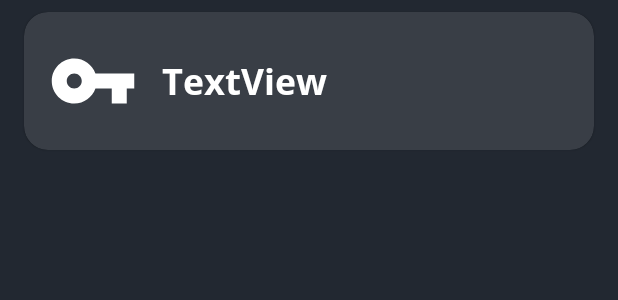
After one commit to DarthBenro008/Syncure, an Android app: the layout password_item.xml on its own in the app's theme, with its tools: preview values and no code run, on a phone screen of 412 x 824 dp. The commit adds this screen. Shown: the top 300 px of the screen. Run offline under Robolectric (Android 15) with nearby library versions, the phone set to English and light mode, and no system bars.

Commit message:
add: home and password item

```diff
--- a/app/src/main/AndroidManifest.xml
+++ b/app/src/main/AndroidManifest.xml
@@ -13,6 +13,7 @@
         android:roundIcon="@mipmap/ic_launcher_round"
         android:supportsRtl="true"
         android:theme="@style/AppTheme">
+        <activity android:name=".ui.home.password.PasswordActivity"></activity>
         <activity android:name=".Splash">
             <intent-filter>
                 <action android:name="android.intent.action.MAIN" />
@@ -21,7 +22,7 @@
             </intent-filter>
         </activity>
         <activity android:name=".ui.auth.Auth" />
-        <activity android:name=".MainActivity" />
+        <activity android:name=".ui.home.Home" />
     </application>
 
 </manifest>
--- a/app/src/main/java/com/benrostudios/syncure/Splash.kt
+++ b/app/src/main/java/com/benrostudios/syncure/Splash.kt
@@ -7,6 +7,7 @@ import android.os.Handler
 import android.view.Window
 import android.view.WindowManager
 import com.benrostudios.syncure.ui.auth.Auth
+import com.benrostudios.syncure.ui.home.Home
 import com.benrostudios.syncure.utils.SharedPrefManager
 import org.koin.android.ext.android.inject
 
@@ -35,7 +36,7 @@ class Splash : AppCompatActivity() {
             startActivity(Intent(this, Auth::class.java))
             this.finish()
         } else {
-            startActivity(Intent(this, MainActivity::class.java))
+            startActivity(Intent(this, Home::class.java))
             this.finish()
         }
     }
--- a/app/src/main/java/com/benrostudios/syncure/ui/auth/signin/Signinotp.kt
+++ b/app/src/main/java/com/benrostudios/syncure/ui/auth/signin/Signinotp.kt
@@ -2,14 +2,13 @@ package com.benrostudios.syncure.ui.auth.signin
 
 import android.content.Intent
 import android.os.Bundle
-import android.util.Log
 import android.view.LayoutInflater
 import android.view.View
 import android.view.ViewGroup
 import androidx.lifecycle.Observer
 import androidx.navigation.NavController
 import androidx.navigation.Navigation
-import com.benrostudios.syncure.MainActivity
+import com.benrostudios.syncure.ui.home.Home
 import com.benrostudios.syncure.R
 import com.benrostudios.syncure.ui.auth.AuthViewModel
 import com.benrostudios.syncure.ui.base.ScopedFragment
@@ -76,7 +75,7 @@ class Signinotp : ScopedFragment() {
         viewModel.loginTwoFactor(totp, username).observe(viewLifecycleOwner, Observer {
             if (it.status == SUCCESS) {
                 sharedPrefManager.jwtStored = it.data.token.toString()
-                startActivity(Intent(requireActivity(), MainActivity::class.java))
+                startActivity(Intent(requireActivity(), Home::class.java))
             } else {
                 stopLoading()
                 signin_otp_verify.errorSnackBar(it.message)
--- a/app/src/main/java/com/benrostudios/syncure/ui/auth/signup/RegisterOtp.kt
+++ b/app/src/main/java/com/benrostudios/syncure/ui/auth/signup/RegisterOtp.kt
@@ -6,7 +6,7 @@ import android.view.LayoutInflater
 import android.view.View
 import android.view.ViewGroup
 import androidx.lifecycle.Observer
-import com.benrostudios.syncure.MainActivity
+import com.benrostudios.syncure.ui.home.Home
 import com.benrostudios.syncure.R
 import com.benrostudios.syncure.ui.auth.AuthViewModel
 import com.benrostudios.syncure.ui.base.ScopedFragment
@@ -71,7 +71,7 @@ class RegisterOtp : ScopedFragment() {
                 if (it != null) {
                     if (it.status == SUCCESS) {
                         sharedPrefManager.jwtStored = it.data.token.toString()
-                        startActivity(Intent(requireActivity(), MainActivity::class.java))
+                        startActivity(Intent(requireActivity(), Home::class.java))
                         requireActivity().finish()
                     } else {
                         stopLoading()
--- /dev/null
+++ b/app/src/main/res/drawable/ic_baseline_vpn_key_24.xml
@@ -0,0 +1,10 @@
+<vector xmlns:android="http://schemas.android.com/apk/res/android"
+    android:width="24dp"
+    android:height="24dp"
+    android:viewportWidth="24"
+    android:viewportHeight="24"
+    android:tint="?attr/colorControlNormal">
+  <path
+      android:fillColor="@android:color/white"
+      android:pathData="M12.65,10C11.83,7.67 9.61,6 7,6c-3.31,0 -6,2.69 -6,6s2.69,6 6,6c2.61,0 4.83,-1.67 5.65,-4H17v4h4v-4h2v-4H12.65zM7,14c-1.1,0 -2,-0.9 -2,-2s0.9,-2 2,-2 2,0.9 2,2 -0.9,2 -2,2z"/>
+</vector>
--- /dev/null
+++ b/app/src/main/res/layout/password_item.xml
@@ -0,0 +1,51 @@
+<?xml version="1.0" encoding="utf-8"?>
+<androidx.constraintlayout.widget.ConstraintLayout xmlns:android="http://schemas.android.com/apk/res/android"
+    xmlns:app="http://schemas.android.com/apk/res-auto"
+    xmlns:tools="http://schemas.android.com/tools"
+    android:layout_width="match_parent"
+    android:layout_height="wrap_content">
+
+    <androidx.cardview.widget.CardView
+        android:layout_width="0dp"
+        android:layout_height="wrap_content"
+        android:layout_marginStart="16dp"
+        android:layout_marginTop="8dp"
+        android:layout_marginEnd="16dp"
+        android:layout_marginBottom="8dp"
+        app:cardCornerRadius="16dp"
+        app:layout_constraintBottom_toBottomOf="parent"
+        app:layout_constraintEnd_toEndOf="parent"
+        app:layout_constraintStart_toStartOf="parent"
+        app:layout_constraintTop_toTopOf="parent">
+
+        <androidx.constraintlayout.widget.ConstraintLayout
+            android:layout_width="match_parent"
+            android:layout_height="match_parent">
+
+            <ImageView
+                android:id="@+id/imageView"
+                android:layout_width="60dp"
+                android:layout_height="60dp"
+                android:layout_marginStart="16dp"
+                android:layout_marginTop="16dp"
+                android:layout_marginBottom="16dp"
+                app:layout_constraintBottom_toBottomOf="parent"
+                app:layout_constraintStart_toStartOf="parent"
+                app:layout_constraintTop_toTopOf="parent"
+                app:srcCompat="@drawable/ic_baseline_vpn_key_24"
+                app:tint="@color/white" />
+
+            <TextView
+                android:id="@+id/password_item_title"
+                android:layout_width="wrap_content"
+                android:layout_height="wrap_content"
+                android:layout_marginStart="16dp"
+                android:fontFamily="@font/open_sans_bold"
+                android:text="TextView"
+                android:textSize="24sp"
+                app:layout_constraintBottom_toBottomOf="@+id/imageView"
+                app:layout_constraintStart_toEndOf="@+id/imageView"
+                app:layout_constraintTop_toTopOf="@+id/imageView" />
+        </androidx.constraintlayout.widget.ConstraintLayout>
+    </androidx.cardview.widget.CardView>
+</androidx.constraintlayout.widget.ConstraintLayout>
--- a/app/src/main/res/values/styles.xml
+++ b/app/src/main/res/values/styles.xml
@@ -10,6 +10,10 @@
         <item name="android:fontFamily">@font/proxima</item>
         <item name="android:textColor">@color/white</item>
         <item name="otpViewStyle">@style/OtpWidget.OtpView</item>
+        <item name="cardViewStyle">@style/CardViewCustomStyle</item>
     </style>
 
+    <style name="CardViewCustomStyle" parent="Widget.MaterialComponents.CardView">
+        <item name="cardBackgroundColor">@color/secondaryGrey</item>
+    </style>
 </resources>
```
Also changed, not shown: app/build.gradle (+8 -0 lines), app/src/main/java/com/benrostudios/syncure/ui/home/Home.kt (added, +80 -0 lines), app/src/main/java/com/benrostudios/syncure/ui/home/password/PasswordActivity.kt (renamed from app/src/main/java/com/benrostudios/syncure/MainActivity.kt, +4 -3 lines), app/src/main/res/layout/activity_main.xml (+126 -6 lines), app/src/main/res/layout/activity_password.xml (added, +9 -0 lines).
